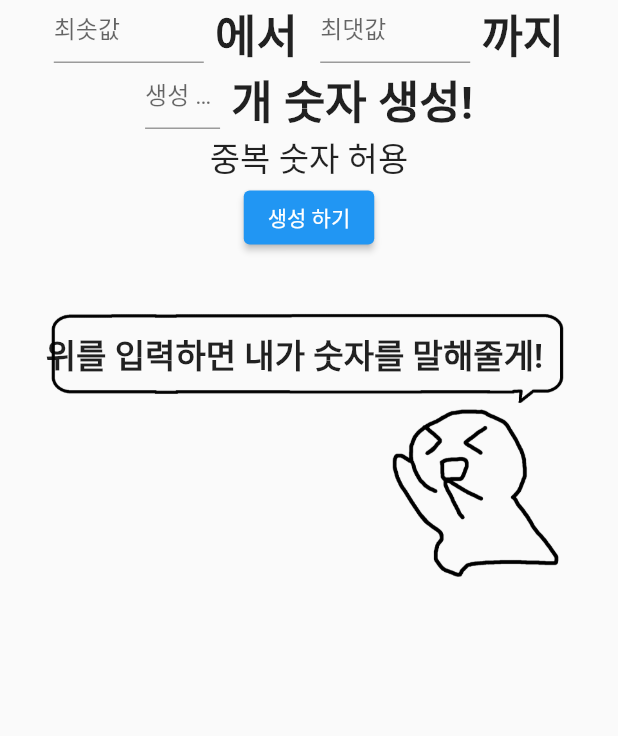
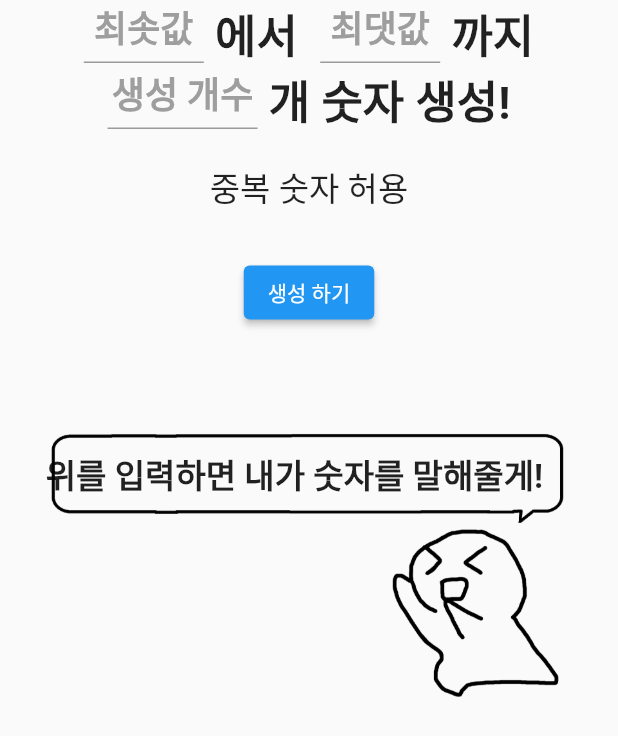
Before and after one commit to miniDevel/generating_random_number, a Flutter app: the screen it shows after launch, on a phone screen of 412 x 824 dp. Shown: the top 736 px of the screen. Run offline on Flutter 3.47's test engine with Material 2 defaults, Android fonts, the phone set to English and light mode, and no system bars; Roboto replaces fonts that are missing (HancomMalangMalang); statements that could not run were skipped.

Commit message:
commit 5

```diff
--- a/lib/component/custom_text_field.dart
+++ b/lib/component/custom_text_field.dart
@@ -23,16 +23,27 @@ class CustomTextField extends StatelessWidget {
   }
 
   Widget renderTextField() {
+    TextStyle customTextStyle =
+        TextStyle(fontWeight: FontWeight.w600, fontSize: 24);
+
     return TextFormField(
+      style: customTextStyle.copyWith(color: Colors.black87),
       cursorColor: Colors.black87,
       maxLines: 1,
+      textAlign: TextAlign.center,
       initialValue: initialValue,
       keyboardType: TextInputType.number,
       inputFormatters: [FilteringTextInputFormatter.digitsOnly],
       decoration: InputDecoration(
-        hintText: hintText,
-      ),
-
+          contentPadding: EdgeInsets.only(bottom: 8),
+          hintText: hintText,
+          hintStyle: customTextStyle.copyWith(color: Colors.grey),
+          focusedBorder: UnderlineInputBorder(
+            borderSide: BorderSide(
+              color: Colors.black87,
+              width: 2,
+            ),
+          )),
     );
   }
 }
--- a/lib/screen/home_screen.dart
+++ b/lib/screen/home_screen.dart
@@ -7,6 +7,10 @@ class HomeScreen extends StatelessWidget {
   @override
   Widget build(BuildContext context) {
     return SafeArea(
+      child: GestureDetector(
+        onTap: (){
+          FocusScope.of(context)
+        },
         child: Scaffold(
           body: Column(
             children: [
@@ -14,6 +18,7 @@ class HomeScreen extends StatelessWidget {
             MiddleButton(),
             BottomPicture(),
             ],
+          ),
         ),
       ),
     );
@@ -36,7 +41,7 @@ class TopTexture extends StatelessWidget {
             CustomTextField(
               initialValue: null,
               hintText: "최솟값",
-              boxWidth: 100,
+              boxWidth: 80,
             ),
             Text(
               " 에서  ",
@@ -45,7 +50,7 @@ class TopTexture extends StatelessWidget {
             CustomTextField(
               initialValue: null,
               hintText: "최댓값",
-              boxWidth: 100,
+              boxWidth: 80,
             ),
             Text(
               " 까지",
@@ -59,7 +64,7 @@ class TopTexture extends StatelessWidget {
             CustomTextField(
               initialValue: null,
               hintText: "생성 개수",
-              boxWidth: 50,
+              boxWidth: 100,
             ),
             Text(
               " 개 숫자 생성!",
@@ -67,6 +72,7 @@ class TopTexture extends StatelessWidget {
             )
           ],
         ),
+        SizedBox(height: 20,),
         Row(
           mainAxisAlignment: MainAxisAlignment.center,
           children: [
@@ -107,6 +113,9 @@ class MiddleButton extends StatelessWidget {
 
   @override
   Widget build(BuildContext context) {
-    return ElevatedButton(onPressed: (){}, child: Text("생성 하기"));
+    return Padding(
+      padding: const EdgeInsets.symmetric(horizontal: 12.0,vertical: 30.0,),
+      child: ElevatedButton(onPressed: (){}, child: Text("생성 하기")),
+    );
   }
 }
```
Lines whose indentation alone changed are shown as unchanged.
